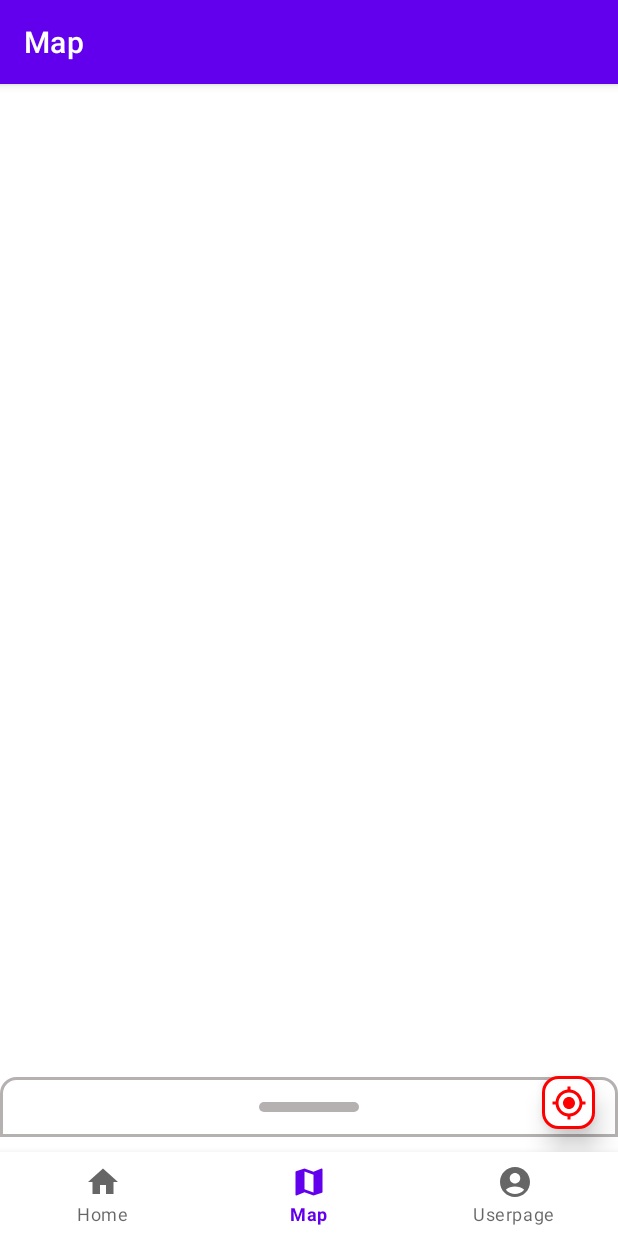
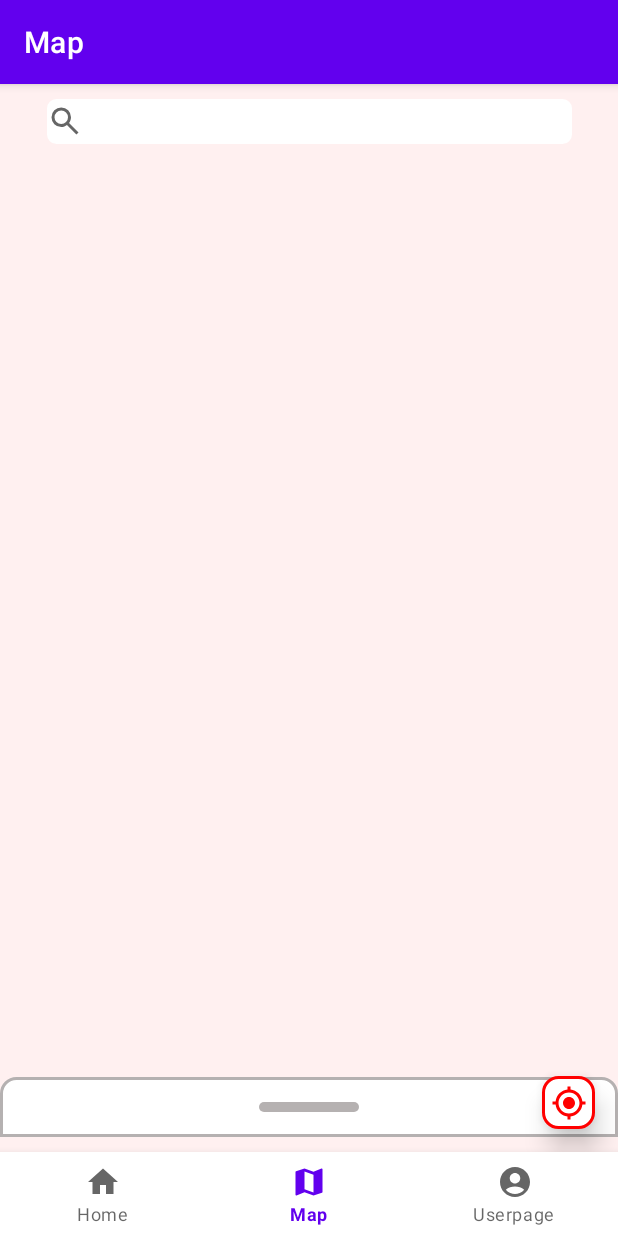
Before and after one commit to lsg1024/Univ_room, an Android app: the MapFragment screen opened through its navigation route, on a phone screen of 412 x 824 dp. Run offline under Robolectric (Android 15) with nearby library versions, the phone set to English and light mode, and no system bars; our stand-ins replace navigation-ui; libraries missing offline, so code that uses them is left out: net.daum.mf; 7 statements that could not run were skipped.

Commit message:
검색 ui

```diff
--- a/app/src/main/java/com/example/toyproject/DTO/roomDTO.kt
+++ b/app/src/main/java/com/example/toyproject/DTO/roomDTO.kt
@@ -24,8 +24,8 @@ data class room_result(
     var deposit: Int,
 
     @SerializedName("latitude")
-    var latitude: Float,
+    var latitude: Double,
 
     @SerializedName("longitude")
-    var longitude: Float
+    var longitude: Double
 )
--- a/app/src/main/java/com/example/toyproject/ui/map/MapFragment.kt
+++ b/app/src/main/java/com/example/toyproject/ui/map/MapFragment.kt
@@ -87,7 +87,6 @@ class MapFragment : Fragment(), MapView.MapViewEventListener, MapView.POIItemEve
         val root: View = binding.root
 
         mapViewContainer = binding.mapView
-        maptext = binding.textMap
         marker = MapPOIItem()
         u_location = binding.location
         behavior = BottomSheetBehavior.from(binding.bottomLayout)
@@ -124,7 +123,7 @@ class MapFragment : Fragment(), MapView.MapViewEventListener, MapView.POIItemEve
                     val roomList = r_result.result
                     RoomRecyclerView.layoutManager = LinearLayoutManager(context, LinearLayoutManager.VERTICAL, false)
                     Log.d("getRoom", "$roomList")
-                    RoomRecyclerView.adapter = RecyclerAdapter(roomList)
+                    RoomRecyclerView.adapter = RecyclerAdapter(roomList, mapView!!, marker!!, context!!)
 
                     // 커스텀 마커 이벤트 구간 마커 이름과 좌표 입력
 //                    makerEvent(itemName = marker_name!!, MapPoint.mapPointWithGeoCoord(36.739601,  127.075356), 1)
@@ -149,6 +148,8 @@ class MapFragment : Fragment(), MapView.MapViewEventListener, MapView.POIItemEve
         mapViewContainer.addView(mapView)
         mapView?.setMapViewEventListener(this)
         mapView?.setPOIItemEventListener(this)
+
+//        mapView!!.setCalloutBalloonAdapter(lCustomBalloonAdapter(layoutInflater))
 
         u_location!!.setOnClickListener {
 
@@ -176,45 +177,44 @@ class MapFragment : Fragment(), MapView.MapViewEventListener, MapView.POIItemEve
         _binding = null
     }
 
-    fun makerEvent(itemName : String, marker_point : MapPoint, tag_num : Int){
+//    fun makerEvent(itemName : String, marker_point : MapPoint, tag_num : Int){
+//
+//        mapView!!.setCalloutBalloonAdapter(lCustomBalloonAdapter(layoutInflater))
+//        val pin = R.drawable.baseline_place_black_36
+//
+//        marker!!.itemName = itemName
+//        marker!!.mapPoint = marker_point
+//        marker!!.tag = tag_num
+//        marker!!.markerType = CustomImage
+//        marker!!.customImageResourceId = pin
+//        marker!!.isCustomImageAutoscale = true
+//        marker!!.setCustomImageAnchor(0.5f, 1.0f)
+//        mapView!!.addPOIItem(marker)
+//
+//    }
 
-        mapView!!.setCalloutBalloonAdapter(lCustomBalloonAdapter(layoutInflater))
-        val pin = R.drawable.baseline_place_black_36
-
-        marker!!.itemName = itemName
-        marker!!.mapPoint = marker_point
-        marker!!.tag = tag_num
-        marker!!.markerType = CustomImage
-        marker!!.customImageResourceId = pin
-        marker!!.isCustomImageAutoscale = true
-        marker!!.setCustomImageAnchor(0.5f, 1.0f)
-        mapView!!.addPOIItem(marker)
-
-    }
-
-    inner class lCustomBalloonAdapter(inflater: LayoutInflater) : CalloutBalloonAdapter {
-
-        @SuppressLint("InflateParams")
-        val lCalloutBalloon : View = inflater.inflate(R.layout.customballoon, null)
-        val name : TextView = lCalloutBalloon.findViewById(R.id.room_name)
-        val address : TextView = lCalloutBalloon.findViewById(R.id.address)
-        val price : TextView = lCalloutBalloon.findViewById(R.id.price1)
-
-        override fun getCalloutBalloon(p0: MapPOIItem?): View {
-
-            name.text = marker_name
-            address.text = marker_add
-            price.text = marker_price.toString()
-            return lCalloutBalloon
-        }
-
-        override fun getPressedCalloutBalloon(p0: MapPOIItem?): View {
-
-            // 마커 클릭 후 적혀 있는 내용을 클릭했을 때 나오는 이밴트이므로 클릭했을 때 상세 정보 페이지
-            return lCalloutBalloon
-        }
-
-    }
+//    inner class lCustomBalloonAdapter(inflater: LayoutInflater) : CalloutBalloonAdapter {
+//
+//        @SuppressLint("InflateParams")
+//        val lCalloutBalloon : View = inflater.inflate(R.layout.customballoon, null)
+//        val name : TextView = lCalloutBalloon.findViewById(R.id.room_name)
+//        val address : TextView = lCalloutBalloon.findViewById(R.id.address)
+//        val price : TextView = lCalloutBalloon.findViewById(R.id.price1)
+//
+//        override fun getCalloutBalloon(p0: MapPOIItem?): View {
+//
+//            name.text = marker_name
+//            address.text = marker_add
+//            price.text = marker_price.toString()
+//            return lCalloutBalloon
+//        }
+//
+//        override fun getPressedCalloutBalloon(p0: MapPOIItem?): View {
+//            // 마커 클릭 후 적혀 있는 내용을 클릭했을 때 나오는 이밴트이므로 클릭했을 때 상세 정보 페이지
+//            return lCalloutBalloon
+//        }
+//
+//    }
 
     // GPS가 켜져있는지 확인
     private fun checkLocationService(): Boolean {
@@ -320,16 +320,16 @@ class MapFragment : Fragment(), MapView.MapViewEventListener, MapView.POIItemEve
     override fun onMapViewSingleTapped(mapView: MapView, mapPoint: MapPoint) {
         val mapPointGeo = mapPoint.mapPointGeoCoord
         val mapPointScreenLocation = mapPoint.mapPointScreenLocation
-        maptext!!.text =
-            "single tapped, point=" + String.format("lat/lng: (%f,%f) x/y: (%f,%f)",
-                mapPointGeo.latitude,
-                mapPointGeo.longitude,
-                mapPointScreenLocation.x,
-                mapPointScreenLocation.y)
-        Log.i(LOG_TAG,
-            String.format("MapView onMapViewSingleTapped (%f,%f)",
-                mapPointGeo.latitude,
-                mapPointGeo.longitude))
+//        maptext!!.text =
+//            "single tapped, point=" + String.format("lat/lng: (%f,%f) x/y: (%f,%f)",
+//                mapPointGeo.latitude,
+//                mapPointGeo.longitude,
+//                mapPointScreenLocation.x,
+//                mapPointScreenLocation.y)
+//        Log.i(LOG_TAG,
+//            String.format("MapView onMapViewSingleTapped (%f,%f)",
+//                mapPointGeo.latitude,
+//                mapPointGeo.longitude))
     }
 
     override fun onMapViewDoubleTapped(mapView: MapView, mapPoint: MapPoint) {
--- /dev/null
+++ b/app/src/main/res/drawable/search_24.xml
@@ -0,0 +1,10 @@
+<vector xmlns:android="http://schemas.android.com/apk/res/android"
+    android:width="24dp"
+    android:height="24dp"
+    android:viewportWidth="24"
+    android:viewportHeight="24"
+    android:tint="?attr/colorControlNormal">
+  <path
+      android:fillColor="@android:color/white"
+      android:pathData="M19.6,21 L13.3,14.7Q12.55,15.3 11.575,15.65Q10.6,16 9.5,16Q6.775,16 4.888,14.113Q3,12.225 3,9.5Q3,6.775 4.888,4.887Q6.775,3 9.5,3Q12.225,3 14.113,4.887Q16,6.775 16,9.5Q16,10.6 15.65,11.575Q15.3,12.55 14.7,13.3L21,19.6ZM9.5,14Q11.375,14 12.688,12.688Q14,11.375 14,9.5Q14,7.625 12.688,6.312Q11.375,5 9.5,5Q7.625,5 6.312,6.312Q5,7.625 5,9.5Q5,11.375 6.312,12.688Q7.625,14 9.5,14Z"/>
+</vector>
--- a/app/src/main/res/layout/fragment_map.xml
+++ b/app/src/main/res/layout/fragment_map.xml
@@ -6,18 +6,22 @@
     android:layout_width="match_parent"
     android:layout_height="match_parent"
     tools:context=".ui.map.MapFragment"
+    android:background="#FFF0F0"
     android:animateLayoutChanges="true">
 
     <androidx.constraintlayout.widget.ConstraintLayout
         android:layout_width="match_parent"
         android:layout_height="match_parent">
 
-        <TextView
-            android:id="@+id/text_map"
-            android:layout_width="match_parent"
-            android:layout_height="wrap_content"
-            android:textAlignment="center"
-            android:textSize="20sp"
+        <EditText
+            android:id="@+id/search_edit"
+            android:layout_width="350dp"
+            android:layout_height="30dp"
+            android:layout_marginTop="10dp"
+            android:background="@drawable/only_withe_edge"
+            android:drawableStart="@drawable/search_24"
+            android:imeOptions="actionSearch"
+            android:inputType="text"
             app:layout_constraintEnd_toEndOf="parent"
             app:layout_constraintStart_toStartOf="parent"
             app:layout_constraintTop_toTopOf="parent" />
@@ -30,7 +34,7 @@
             app:layout_constraintBottom_toBottomOf="parent"
             app:layout_constraintEnd_toEndOf="parent"
             app:layout_constraintStart_toStartOf="parent"
-            app:layout_constraintTop_toBottomOf="@+id/text_map">
+            app:layout_constraintTop_toBottomOf="@+id/search_edit">
 
         </RelativeLayout>
 
```
Also changed, not shown: app/src/main/java/com/example/toyproject/CustomBalloonAdapter.kt (added, +38 -0 lines), app/src/main/java/com/example/toyproject/ui/map/RecyclerAdapter.kt (+48 -9 lines), app/src/main/res/layout/r_list_item.xml (+10 -10 lines).
